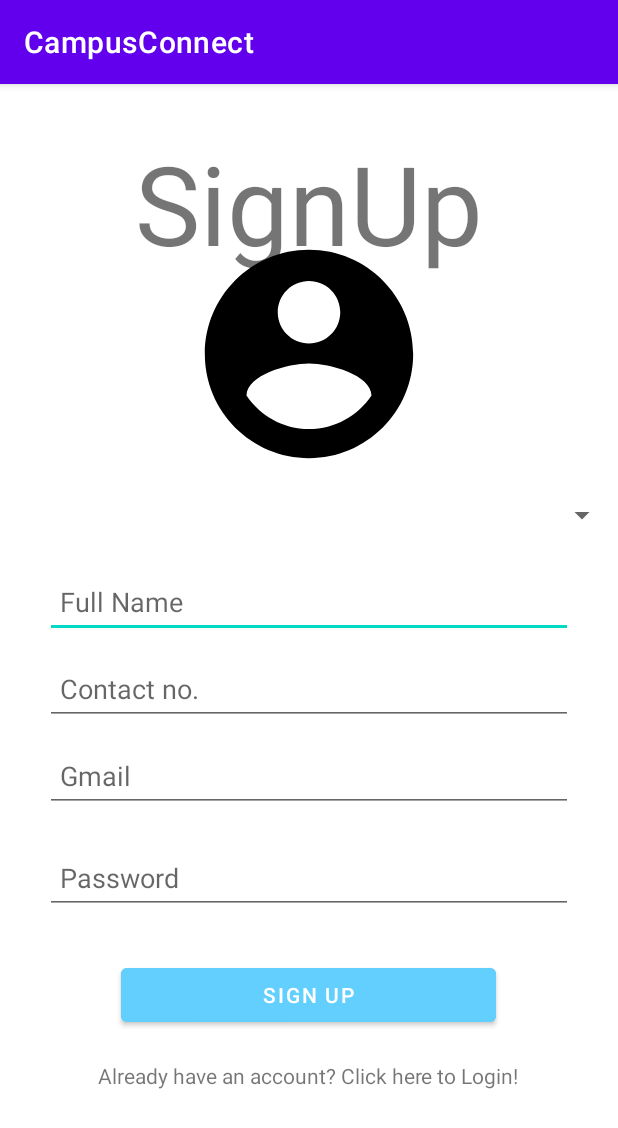
After one commit to adityapandey27/communityForum, an Android app: the SignupActivity screen opened directly, with no data from a screen before it, on a phone screen of 412 x 824 dp. The commit adds this screen. Shown: the top 1128 px of the screen. Run offline under Robolectric (Android 15) with nearby library versions, the phone set to English and light mode, and no system bars.

Commit message:
login signup layout complete almost

```diff
--- a/app/build.gradle
+++ b/app/build.gradle
@@ -1,5 +1,6 @@
 plugins {
     id 'com.android.application'
+    id 'com.google.gms.google-services'
 }
 
 android {
@@ -33,6 +34,7 @@ dependencies {
     implementation 'androidx.appcompat:appcompat:1.4.1'
     implementation 'com.google.android.material:material:1.5.0'
     implementation 'androidx.constraintlayout:constraintlayout:2.1.3'
+    implementation 'com.google.firebase:firebase-database:20.0.4'
     testImplementation 'junit:junit:4.13.2'
     androidTestImplementation 'androidx.test.ext:junit:1.1.3'
     androidTestImplementation 'androidx.test.espresso:espresso-core:3.4.0'
--- a/app/src/main/AndroidManifest.xml
+++ b/app/src/main/AndroidManifest.xml
@@ -11,6 +11,12 @@
         android:supportsRtl="true"
         android:theme="@style/Theme.CampusConnect"
         tools:targetApi="31">
+        <activity
+            android:name=".SignupActivity"
+            android:exported="false" />
+        <activity
+            android:name=".LoginActivity"
+            android:exported="false" />
         <activity
             android:name=".SplashScreen"
             android:exported="false" />
--- /dev/null
+++ b/app/src/main/java/com/example/campusconnect/SignupActivity.java
@@ -0,0 +1,22 @@
+package com.example.campusconnect;
+
+import androidx.appcompat.app.AppCompatActivity;
+
+import android.content.Intent;
+import android.os.Bundle;
+import android.widget.TextView;
+
+public class SignupActivity extends AppCompatActivity {
+    TextView btn_to_login;
+
+    @Override
+    protected void onCreate(Bundle savedInstanceState) {
+        super.onCreate(savedInstanceState);
+        setContentView(R.layout.activity_signup);
+
+        btn_to_login= findViewById(R.id.btn_to_login);
+
+
+        btn_to_login.setOnClickListener(view -> startActivity(new Intent(SignupActivity.this, LoginActivity.class)));
+    }
+}
--- /dev/null
+++ b/app/src/main/res/drawable/baseline_account_circle_24.xml
@@ -0,0 +1,5 @@
+<vector android:height="24dp" android:tint="#000000"
+    android:viewportHeight="24" android:viewportWidth="24"
+    android:width="24dp" xmlns:android="http://schemas.android.com/apk/res/android">
+    <path android:fillColor="@android:color/white" android:pathData="M12,2C6.48,2 2,6.48 2,12s4.48,10 10,10 10,-4.48 10,-10S17.52,2 12,2zM12,5c1.66,0 3,1.34 3,3s-1.34,3 -3,3 -3,-1.34 -3,-3 1.34,-3 3,-3zM12,19.2c-2.5,0 -4.71,-1.28 -6,-3.22 0.03,-1.99 4,-3.08 6,-3.08 1.99,0 5.97,1.09 6,3.08 -1.29,1.94 -3.5,3.22 -6,3.22z"/>
+</vector>
--- /dev/null
+++ b/app/src/main/res/layout/activity_signup.xml
@@ -0,0 +1,91 @@
+<?xml version="1.0" encoding="utf-8"?>
+<RelativeLayout xmlns:android="http://schemas.android.com/apk/res/android"
+    xmlns:app="http://schemas.android.com/apk/res-auto"
+    xmlns:tools="http://schemas.android.com/tools"
+    android:layout_width="match_parent"
+    android:layout_height="match_parent"
+    tools:context=".SignupActivity">
+
+    <TextView
+        android:layout_width="wrap_content"
+        android:layout_height="wrap_content"
+        android:text="SignUp"
+        android:textSize="110px"
+        android:layout_marginTop="30dp"
+        android:layout_centerHorizontal="true"/>
+
+    <LinearLayout
+        android:layout_width="match_parent"
+        android:layout_height="wrap_content"
+        android:layout_centerInParent="true"
+        android:gravity="right"
+        android:orientation="vertical">
+
+        <ImageView
+            android:layout_width="250px"
+            android:layout_height="250px"
+            android:layout_gravity="center_horizontal"
+            android:src="@drawable/baseline_account_circle_24" />
+
+        <Spinner
+            android:layout_width="match_parent"
+            android:layout_height="48dp"/>
+
+        <EditText
+            android:layout_width="match_parent"
+            android:layout_height="48dp"
+            android:layout_marginLeft="30dp"
+            android:layout_marginTop="10dp"
+            android:layout_marginRight="30dp"
+            android:hint="Full Name"
+            android:paddingLeft="10dp"
+            android:paddingRight="10dp" />
+        <EditText
+            android:layout_width="match_parent"
+            android:layout_height="48dp"
+            android:layout_marginLeft="30dp"
+            android:layout_marginTop="10dp"
+            android:layout_marginRight="30dp"
+            android:hint="Contact no."
+            android:paddingLeft="10dp"
+            android:paddingRight="10dp" />
+
+        <EditText
+            android:layout_width="match_parent"
+            android:layout_height="48dp"
+            android:layout_marginLeft="30dp"
+            android:layout_marginTop="10dp"
+            android:layout_marginRight="30dp"
+            android:hint="Gmail"
+            android:paddingLeft="10dp"
+            android:paddingRight="10dp" />
+
+        <EditText
+            android:layout_width="match_parent"
+            android:layout_height="48dp"
+            android:layout_marginLeft="30dp"
+            android:layout_marginTop="20dp"
+            android:layout_marginRight="30dp"
+            android:hint="Password"
+            android:paddingLeft="10dp"
+            android:paddingRight="10dp" />
+
+        <Button
+            android:layout_width="250dp"
+            android:layout_height="wrap_content"
+            android:text="Sign Up"
+            android:backgroundTint="#62cffe"
+            android:layout_gravity="center_horizontal"
+            android:layout_marginTop="30dp"/>
+
+        <TextView
+            android:id="@+id/btn_to_login"
+            android:layout_width="wrap_content"
+            android:layout_height="wrap_content"
+            android:text="Already have an account? Click here to Login!"
+            android:layout_gravity="center_horizontal"
+            android:layout_marginTop="20dp"/>
+
+    </LinearLayout>
+
+</RelativeLayout>
--- a/app/src/main/res/layout/activity_splash_screen.xml
+++ b/app/src/main/res/layout/activity_splash_screen.xml
@@ -10,9 +10,11 @@
         android:id="@+id/textView"
         android:layout_width="wrap_content"
         android:layout_height="wrap_content"
+        android:layout_marginBottom="200dp"
         android:text="TextView"
         app:layout_constraintBottom_toBottomOf="parent"
         app:layout_constraintEnd_toEndOf="parent"
+        app:layout_constraintHorizontal_bias="0.498"
         app:layout_constraintStart_toStartOf="parent" />
 
     <ImageView
--- a/app/src/main/res/values/strings.xml
+++ b/app/src/main/res/values/strings.xml
@@ -1,3 +1,8 @@
 <resources>
     <string name="app_name">CampusConnect</string>
+
+    <string-array name="identity">
+        <item>Student</item>
+        <item>Faculty</item>
+    </string-array>
 </resources>
--- a/build.gradle
+++ b/build.gradle
@@ -1,4 +1,8 @@
-// Top-level build file where you can add configuration options common to all sub-projects/modules.
+buildscript {
+    dependencies {
+        classpath 'com.google.gms:google-services:4.3.10'
+    }
+}// Top-level build file where you can add configuration options common to all sub-projects/modules.
 plugins {
     id 'com.android.application' version '7.4.1' apply false
     id 'com.android.library' version '7.4.1' apply false
```
Also changed, not shown: app/src/main/java/com/example/campusconnect/LoginActivity.java (added, +21 -0 lines), app/src/main/res/layout/activity_login.xml (added, +81 -0 lines), 1 other file.
